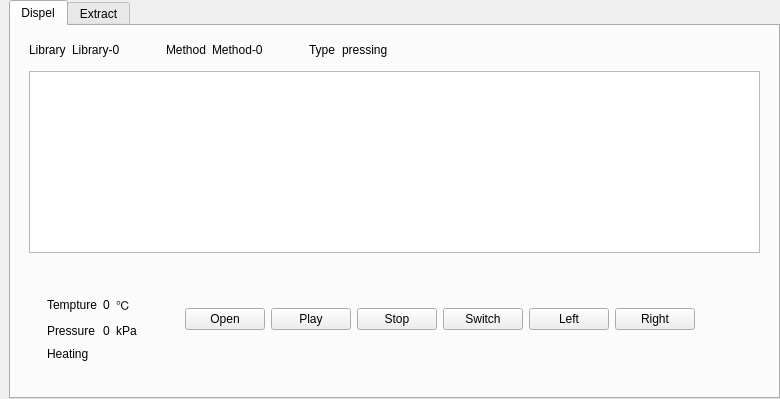
The window that tank/qdispelform.ui (photonlili/Tank) describes before a commit, drawn with Qt 5.
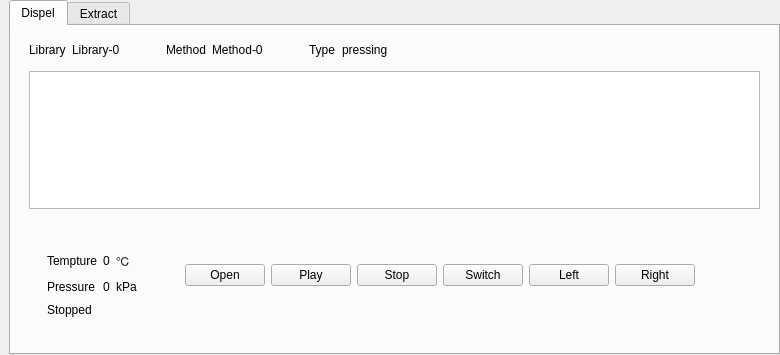
The same window after the commit. The open tabs and pages were chosen to show the change. Custom widgets are drawn as their Qt base class.

Diff of the .ui file:
```diff
--- a/tank/qdispelform.ui
+++ b/tank/qdispelform.ui
@@ -7,7 +7,7 @@
     <x>0</x>
     <y>0</y>
     <width>780</width>
-    <height>399</height>
+    <height>355</height>
    </rect>
   </property>
   <property name="sizePolicy">
@@ -419,7 +419,7 @@
                 <item row="3" column="0">
                  <widget class="QLabel" name="label_status">
                   <property name="text">
-                   <string>Heating</string>
+                   <string>Stopped</string>
                   </property>
                  </widget>
                 </item>
```
Left out of the diff: 4 changed lines with no effect on the pictures.
